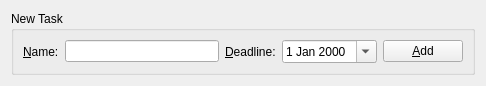
Above: ui/AddTaskWidget.ui from datho7561/qt-todo before the change. Below: the same form after it.
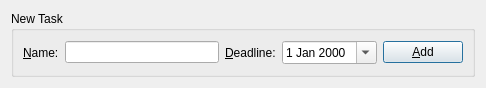
That is the form after the change.

Commit message: More work on Main Window and TaskList API change

What changed in the file:
```diff
--- a/ui/AddTaskWidget.ui
+++ b/ui/AddTaskWidget.ui
@@ -7,7 +7,7 @@
     <x>0</x>
     <y>0</y>
     <width>486</width>
-    <height>83</height>
+    <height>88</height>
    </rect>
   </property>
   <property name="windowTitle">
@@ -60,6 +60,15 @@
           <property name="text">
            <string>&amp;Add</string>
           </property>
+          <property name="autoDefault">
+           <bool>false</bool>
+          </property>
+          <property name="default">
+           <bool>true</bool>
+          </property>
+          <property name="flat">
+           <bool>false</bool>
+          </property>
          </widget>
         </item>
        </layout>
```
Left out of the diff: 14 changed lines with no effect on the pictures. The commit also changes 8 other files.
